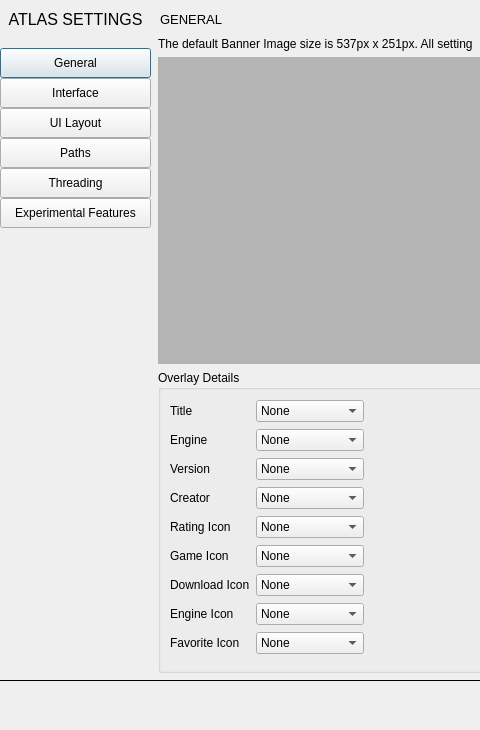
This is atlas/ui/dialog/SettingsDialog.ui in KJNeko/Atlas as Qt 5 draws it before an edit; both pictures show x 0 to 480 and y 0 to 730 of the 1169 by 730 pixel window. The edited form follows.
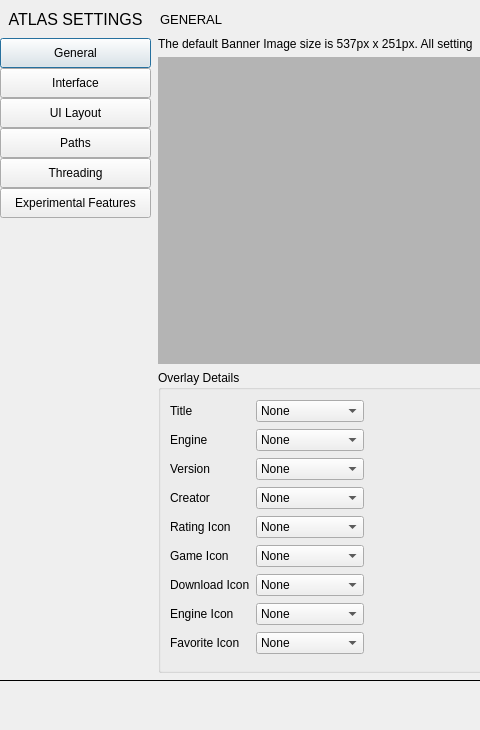
This is the edited form. Icons and pictures are not drawn.

Commit message: Removed spacer for settings menu

What changed in the file:
```diff
--- a/atlas/ui/dialog/SettingsDialog.ui
+++ b/atlas/ui/dialog/SettingsDialog.ui
@@ -102,7 +102,7 @@
         </property>
        </widget>
       </item>
-      <item row="3" column="0">
+      <item row="2" column="0">
        <widget class="QWidget" name="settingsButtons" native="true">
         <property name="sizePolicy">
          <sizepolicy hsizetype="MinimumExpanding" vsizetype="MinimumExpanding">
@@ -226,8 +226,8 @@
         </layout>
        </widget>
       </item>
-      <item row="2" column="0">
-       <spacer name="verticalSpacer_5">
+      <item row="0" column="0">
+       <spacer name="verticalSpacer_3">
         <property name="orientation">
          <enum>Qt::Vertical</enum>
         </property>
```
Left out of the diff: 16 changed lines with no effect on the pictures.
